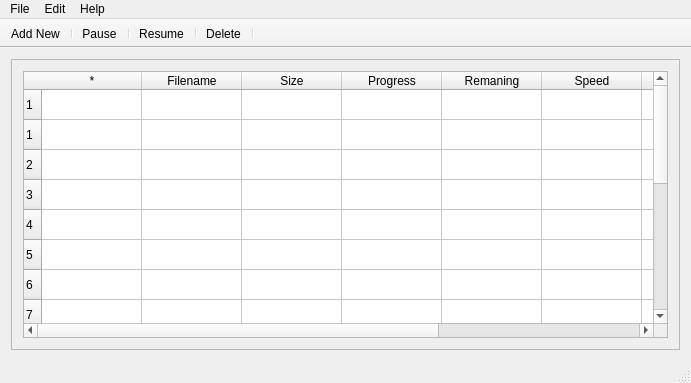
The window that src/mainwindow.ui (manox14/qtaria) describes before a commit, drawn with Qt 5.
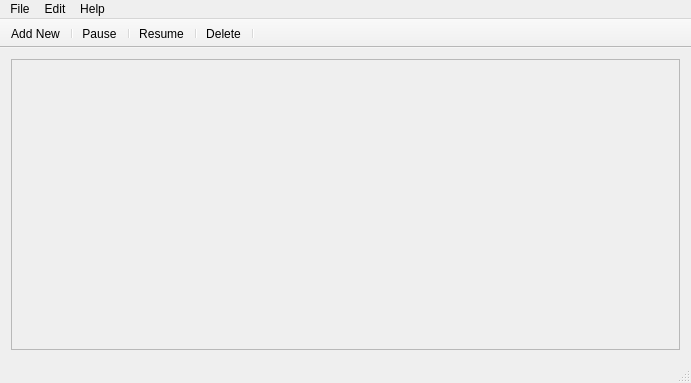
The same window after the commit. Icons and pictures are not drawn.

Commit message: Removed table from the MainWindow

Patch:
```diff
--- a/src/mainwindow.ui
+++ b/src/mainwindow.ui
@@ -32,141 +32,11 @@
         <rect>
          <x>0</x>
          <y>0</y>
-         <width>673</width>
-         <height>278</height>
+         <width>671</width>
+         <height>276</height>
         </rect>
        </property>
-       <layout class="QHBoxLayout" name="horizontalLayout">
-        <item>
-         <widget class="QTableWidget" name="tableWidget">
-          <row>
-           <property name="text">
-            <string>1</string>
-           </property>
-          </row>
-          <row>
-           <property name="text">
-            <string>1</string>
-           </property>
-          </row>
-          <row>
-           <property name="text">
-            <string>2</string>
-           </property>
-          </row>
-          <row>
-           <property name="text">
-            <string>3</string>
-           </property>
-          </row>
-          <row>
-           <property name="text">
-            <string>4</string>
-           </property>
-          </row>
-          <row>
-           <property name="text">
-            <string>5</string>
-           </property>
-          </row>
-          <row>
-           <property name="text">
-            <string>6</string>
-           </property>
-          </row>
-          <row>
-           <property name="text">
-            <string>7</string>
-           </property>
-          </row>
-          <row>
-           <property name="text">
-            <string>8</string>
-           </property>
-          </row>
-          <row>
-           <property name="text">
-            <string>9</string>
-           </property>
-          </row>
-          <row>
-           <property name="text">
-            <string>10</string>
-           </property>
-          </row>
-          <row>
-           <property name="text">
-            <string>11</string>
-           </property>
-          </row>
-          <row>
-           <property name="text">
-            <string>12</string>
-           </property>
-          </row>
-          <row>
-           <property name="text">
-            <string>13</string>
-           </property>
-          </row>
-          <row>
-           <property name="text">
-            <string>14</string>
-           </property>
-          </row>
-          <row>
-           <property name="text">
-            <string>15</string>
-           </property>
-          </row>
-          <column>
-           <property name="text">
-            <string>*</string>
-           </property>
-          </column>
-          <column>
-           <property name="text">
-            <string>Filename</string>
-           </property>
-          </column>
-          <column>
-           <property name="text">
-            <string>Size</string>
-           </property>
-          </column>
-          <column>
-           <property name="text">
-            <string>Progress</string>
-           </property>
-          </column>
-          <column>
-           <property name="text">
-            <string>Remaning</string>
-           </property>
-          </column>
-          <column>
-           <property name="text">
-            <string>Speed</string>
-           </property>
-          </column>
-          <column>
-           <property name="text">
-            <string>ETA</string>
-           </property>
-          </column>
-          <column>
-           <property name="text">
-            <string>Status</string>
-           </property>
-          </column>
-          <column>
-           <property name="text">
-            <string>Other</string>
-           </property>
-          </column>
-         </widget>
-        </item>
-       </layout>
+       <layout class="QHBoxLayout" name="horizontalLayout"/>
       </widget>
      </widget>
     </item>
```
Left out of the diff: 2 changed lines with no effect on the pictures.
